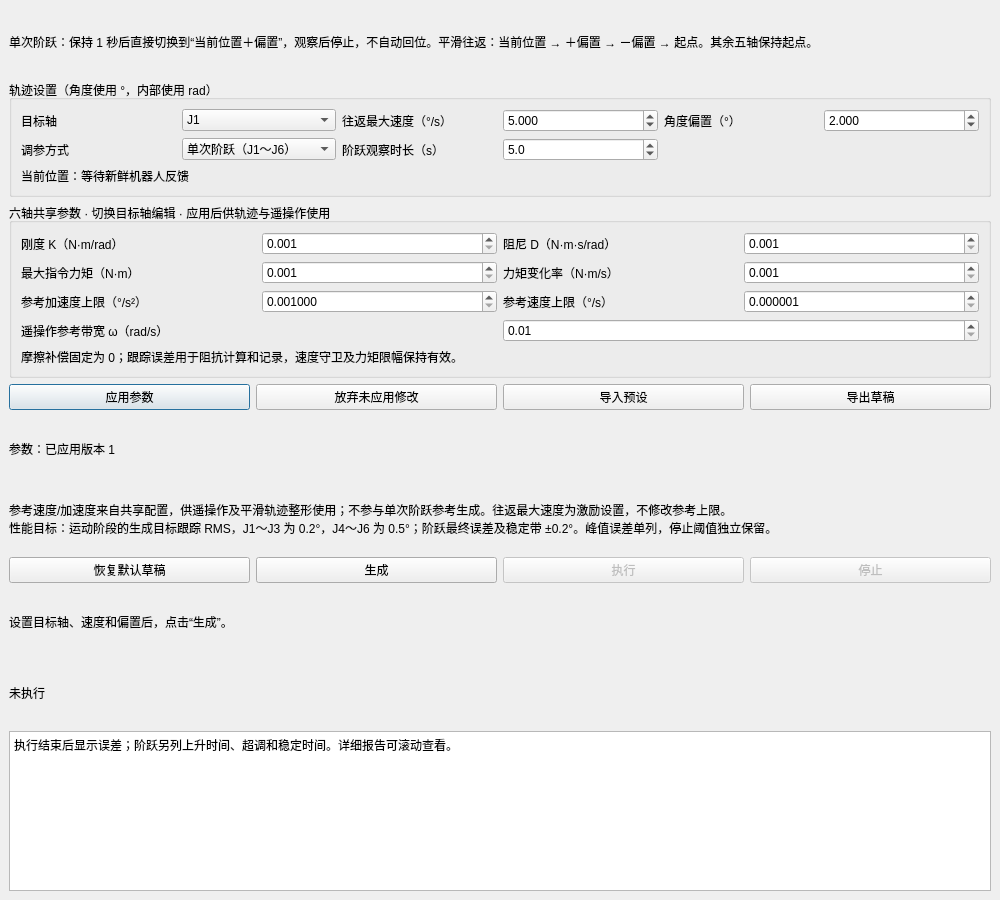
The window that impedance_tuning_window.ui (HG731GZ/URControl) describes before a commit, drawn with Qt 5.
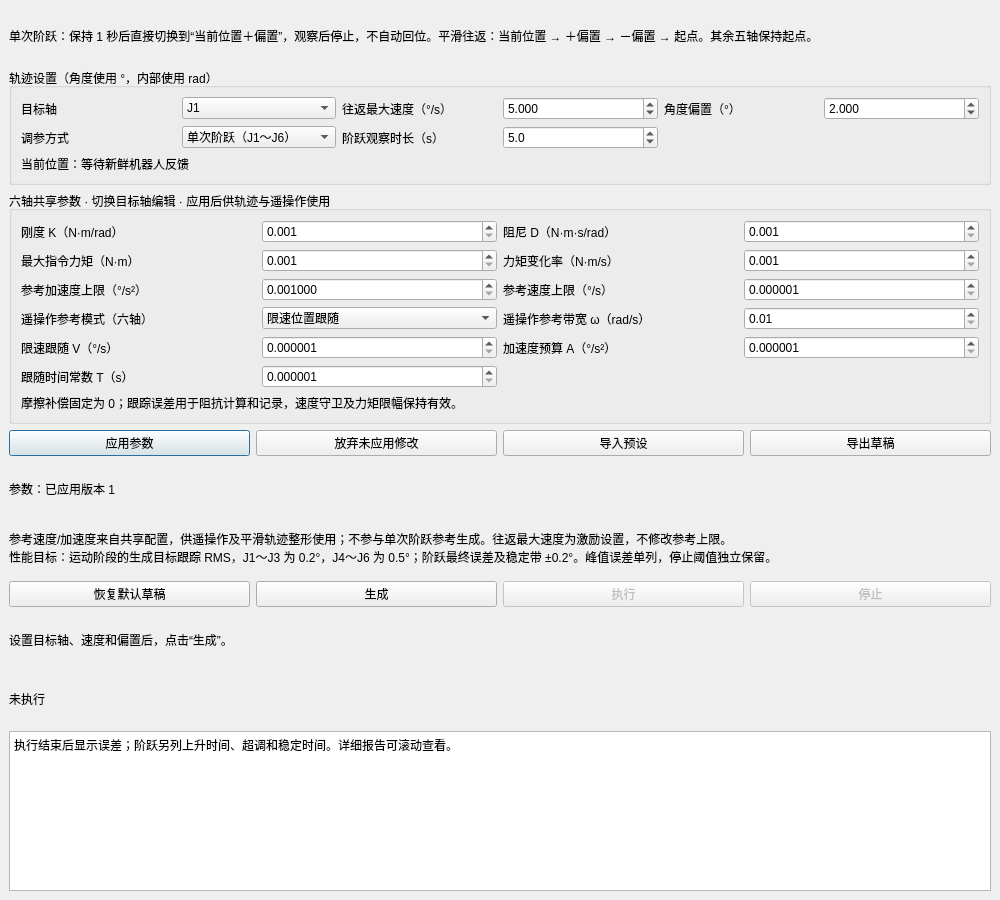
The same window after the commit.

Commit message: 优化阻抗遥操作的平滑度

Patch:
```diff
--- a/impedance_tuning_window.ui
+++ b/impedance_tuning_window.ui
@@ -299,7 +299,7 @@
             </property>
            </widget>
           </item>
-          <item row="4" column="0" colspan="4">
+          <item row="6" column="0" colspan="4">
            <widget class="QLabel" name="guardLabel">
             <property name="text">
              <string>摩擦补偿固定为 0；跟踪误差用于阻抗计算和记录，速度守卫及力矩限幅保持有效。</string>
@@ -332,18 +332,57 @@
             </property>
            </widget>
           </item>
-          <item row="3" column="0" colspan="2">
+          <item row="3" column="2">
            <widget class="QLabel" name="teleopOmegaLabel">
             <property name="text"><string>遥操作参考带宽 ω（rad/s）</string></property>
            </widget>
           </item>
-          <item row="3" column="2" colspan="2">
+          <item row="3" column="3">
            <widget class="QDoubleSpinBox" name="teleopOmegaSpin">
             <property name="decimals"><number>2</number></property>
             <property name="minimum"><double>0.01</double></property>
             <property name="maximum"><double>60.0</double></property>
            </widget>
           </item>
+          <item row="3" column="0">
+           <widget class="QLabel" name="teleopModeLabel"><property name="text"><string>遥操作参考模式（六轴）</string></property></widget>
+          </item>
+          <item row="3" column="1">
+           <widget class="QComboBox" name="teleopModeCombo">
+            <item><property name="text"><string>限速位置跟随</string></property></item>
+            <item><property name="text"><string>同帧位置＋速度</string></property></item>
+           </widget>
+          </item>
+          <item row="4" column="0">
+           <widget class="QLabel" name="followSpeedLabel"><property name="text"><string>限速跟随 V（°/s）</string></property></widget>
+          </item>
+          <item row="4" column="1">
+           <widget class="QDoubleSpinBox" name="followSpeedSpin">
+            <property name="decimals"><number>6</number></property>
+            <property name="minimum"><double>0.000001</double></property>
+            <property name="maximum"><double>3600.0</double></property>
+           </widget>
+          </item>
+          <item row="4" column="2">
+           <widget class="QLabel" name="followAccelLabel"><property name="text"><string>加速度预算 A（°/s²）</string></property></widget>
+          </item>
+          <item row="4" column="3">
+           <widget class="QDoubleSpinBox" name="followAccelSpin">
+            <property name="decimals"><number>6</number></property>
+            <property name="minimum"><double>0.000001</double></property>
+            <property name="maximum"><double>3600.0</double></property>
+           </widget>
+          </item>
+          <item row="5" column="0">
+           <widget class="QLabel" name="followTimeLabel"><property name="text"><string>跟随时间常数 T（s）</string></property></widget>
+          </item>
+          <item row="5" column="1">
+           <widget class="QDoubleSpinBox" name="followTimeSpin">
+            <property name="decimals"><number>6</number></property>
+            <property name="minimum"><double>0.000001</double></property>
+            <property name="maximum"><double>60.0</double></property>
+           </widget>
+          </item>
          </layout>
         </widget>
        </item>
```
The commit also changes 16 other files.
